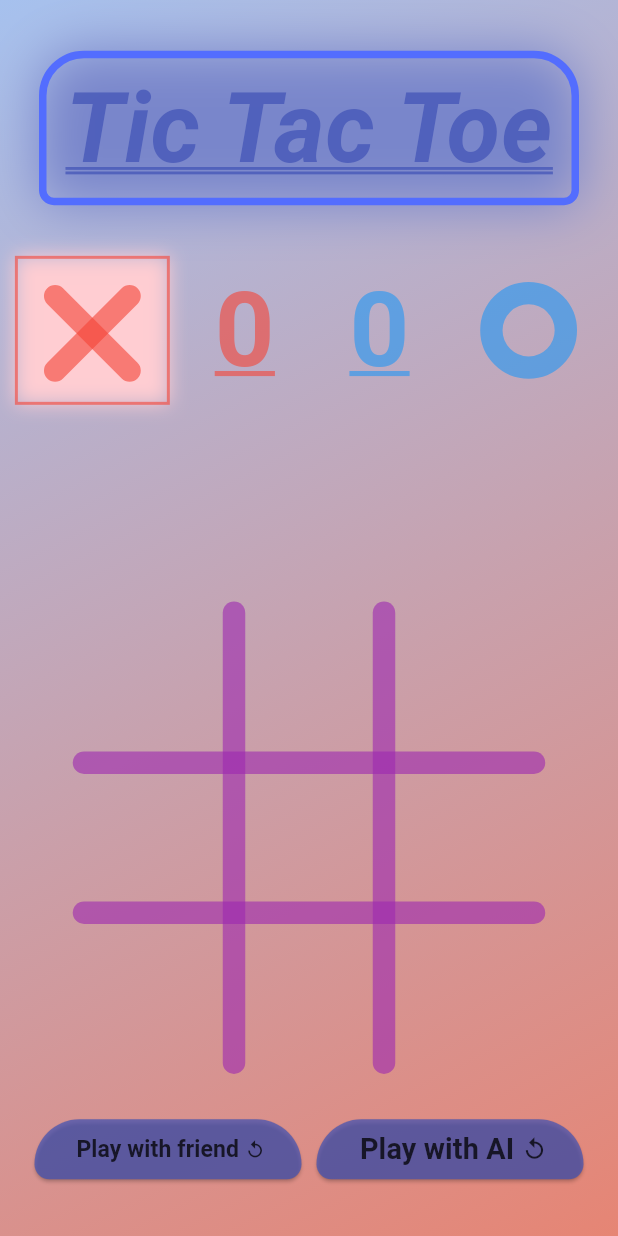
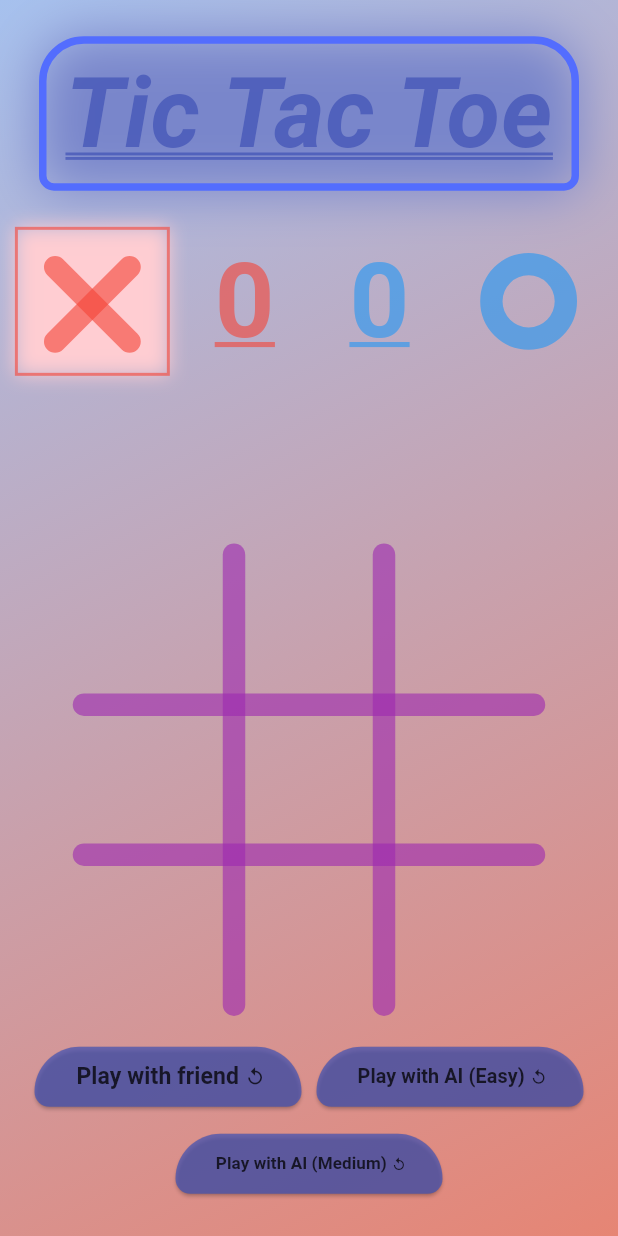
Before and after one commit to mdanisulh/tic-tac-toe, a Flutter app: the screen it shows after launch, on a phone screen of 412 x 824 dp. Run offline on Flutter 3.47's test engine with Material 2 defaults, Android fonts, the phone set to English and light mode, and no system bars.

Commit message:
added medium difficulty for single player mode

```diff
--- a/lib/home_screen.dart
+++ b/lib/home_screen.dart
@@ -40,6 +40,7 @@ class _MyHomePageState extends State<MyHomePage> {
     }
     userIsCross = !userIsCross;
     if (ai == 1) easyAI();
+    if (ai == 2) mediumAI();
     return SafeArea(
       child: Scaffold(
         body: Center(
@@ -57,6 +58,7 @@ class _MyHomePageState extends State<MyHomePage> {
               mainAxisAlignment: MainAxisAlignment.spaceEvenly,
               children: [
                 Container(
+                  //TIC TAC TOE
                   width: 360,
                   decoration: BoxDecoration(
                     border: Border.all(color: Colors.indigoAccent, width: 5),
@@ -89,6 +91,7 @@ class _MyHomePageState extends State<MyHomePage> {
                   ),
                 ),
                 FittedBox(
+                  //Points
                   child: SizedBox(
                     height: 100,
                     child: Row(
@@ -96,6 +99,7 @@ class _MyHomePageState extends State<MyHomePage> {
                       children: [
                         const SizedBox(height: 100, width: 10),
                         Container(
+                          //CROSS
                           decoration: userIsCross || winner == "Draw!"
                               ? BoxDecoration(
                                   border: Border.all(
@@ -113,6 +117,7 @@ class _MyHomePageState extends State<MyHomePage> {
                         ),
                         const SizedBox(height: 100, width: 30),
                         Text(
+                          //CROSS Points
                           player1.toString(),
                           style: TextStyle(
                             color: Colors.red.withOpacity(0.6),
@@ -124,6 +129,7 @@ class _MyHomePageState extends State<MyHomePage> {
                         ),
                         const SizedBox(height: 100, width: 50),
                         Text(
+                          //Nought Points
                           player2.toString(),
                           style: TextStyle(
                             color: Colors.blue.withOpacity(0.6),
@@ -135,6 +141,7 @@ class _MyHomePageState extends State<MyHomePage> {
                         ),
                         const SizedBox(height: 100, width: 30),
                         Container(
+                          //NOUGHT
                           decoration: !userIsCross || winner == "Draw!"
                               ? BoxDecoration(
                                   border: Border.all(
@@ -156,6 +163,7 @@ class _MyHomePageState extends State<MyHomePage> {
                   ),
                 ),
                 Text(
+                  //Winner Details
                   winner,
                   style: TextStyle(
                     color: winner == "Draw!"
@@ -186,6 +194,7 @@ class _MyHomePageState extends State<MyHomePage> {
                   ),
                 ),
                 FittedBox(
+                  //GRID
                   child: SizedBox(
                     width: 300,
                     height: 300,
@@ -205,8 +214,9 @@ class _MyHomePageState extends State<MyHomePage> {
                                   symbol[index] = userIsCross;
                                   setState(() {
                                     boxesFilled++;
-                                    if (check()) {
-                                      if (userIsCross) {
+                                    bool? gameOver = check();
+                                    if (gameOver != null) {
+                                      if (gameOver) {
                                         winner = "X Wins!";
                                         player1++;
                                       } else {
@@ -244,9 +254,13 @@ class _MyHomePageState extends State<MyHomePage> {
                   ),
                 ),
                 FittedBox(
-                  child: Row(
+                  //Play
+                  child: Column(
+                    children: [
+                      Row(
                         children: [
                           ElevatedButton(
+                            //Two Player
                             onPressed: () {
                               reset();
                               ai = 0;
@@ -266,7 +280,8 @@ class _MyHomePageState extends State<MyHomePage> {
                               width: 130,
                               child: FittedBox(
                                 child: Row(
-                              mainAxisAlignment: MainAxisAlignment.spaceEvenly,
+                                  mainAxisAlignment:
+                                      MainAxisAlignment.spaceEvenly,
                                   children: [
                                     Text(
                                       " Play with friend ",
@@ -287,6 +302,7 @@ class _MyHomePageState extends State<MyHomePage> {
                           ),
                           const SizedBox(width: 10),
                           ElevatedButton(
+                            //Single Player Easy
                             onPressed: () {
                               reset();
                               ai = 1;
@@ -306,10 +322,54 @@ class _MyHomePageState extends State<MyHomePage> {
                               width: 130,
                               child: FittedBox(
                                 child: Row(
+                                  mainAxisAlignment:
+                                      MainAxisAlignment.spaceEvenly,
+                                  children: [
+                                    Text(
+                                      " Play with AI (Easy) ",
+                                      style: TextStyle(
+                                        fontSize: 20,
+                                        fontWeight: FontWeight.w600,
+                                        color: Colors.black.withOpacity(0.75),
+                                      ),
+                                    ),
+                                    Icon(
+                                      Icons.replay,
+                                      color: Colors.black.withOpacity(0.75),
+                                    )
+                                  ],
+                                ),
+                              ),
+                            ),
+                          ),
+                        ],
+                      ),
+                      const SizedBox(height: 10),
+                      ElevatedButton(
+                        //Single Player Medium
+                        onPressed: () {
+                          reset();
+                          ai = 2;
+                        },
+                        style: ElevatedButton.styleFrom(
+                          backgroundColor: Colors.indigo.withOpacity(0.7),
+                          shape: const RoundedRectangleBorder(
+                            borderRadius: BorderRadius.only(
+                              topLeft: Radius.circular(75),
+                              bottomRight: Radius.circular(25),
+                              bottomLeft: Radius.circular(25),
+                              topRight: Radius.circular(75),
+                            ),
+                          ),
+                        ),
+                        child: SizedBox(
+                          width: 130,
+                          child: FittedBox(
+                            child: Row(
                               mainAxisAlignment: MainAxisAlignment.spaceEvenly,
                               children: [
                                 Text(
-                                  " Play with AI ",
+                                  " Play with AI (Medium) ",
                                   style: TextStyle(
                                     fontSize: 20,
                                     fontWeight: FontWeight.w600,
@@ -343,10 +403,48 @@ class _MyHomePageState extends State<MyHomePage> {
         random = Random().nextInt(9);
       } while (symbol[random] != null);
       symbol[random] = userIsCross;
+      setAI();
+    }
+  }
+
+  void mediumAI() {
+    if (!userIsCross && boxesFilled != 9) {
+      for (int i = 0; i < 9; i++) {
+        if (symbol[i] == null) {
+          symbol[i] = userIsCross;
+          if (check() == userIsCross) {
+            setAI();
+            return;
+          }
+          symbol[i] = null;
+        }
+      }
+      for (int i = 0; i < 9; i++) {
+        if (symbol[i] == null) {
+          symbol[i] = !userIsCross;
+          if (check() == !userIsCross) {
+            symbol[i] = userIsCross;
+            setAI();
+            return;
+          }
+          symbol[i] = null;
+        }
+      }
+      int random;
+      do {
+        random = Random().nextInt(9);
+      } while (symbol[random] != null);
+      symbol[random] = userIsCross;
+      setAI();
+    }
+  }
+
+  void setAI() {
     setState(() {
       boxesFilled++;
-        if (check()) {
-          if (userIsCross) {
+      bool? gameOver = check();
+      if (gameOver != null) {
+        if (gameOver) {
           winner = "X Wins!";
           player1++;
         } else {
@@ -362,7 +460,6 @@ class _MyHomePageState extends State<MyHomePage> {
       userIsCross = !userIsCross;
     });
   }
-  }
 
   void reset() {
     setState(() {
@@ -372,16 +469,16 @@ class _MyHomePageState extends State<MyHomePage> {
     });
   }
 
-  bool check() {
+  bool? check() {
     for (int i = 0; i < 8; i++) {
-      if ((symbol[winList[i][0]] == userIsCross) &&
+      if ((symbol[winList[i][0]] != null) &&
           (symbol[winList[i][0]] == symbol[winList[i][1]]) &&
           (symbol[winList[i][1]] == symbol[winList[i][2]])) {
         winStart = winList[i][0];
         winEnd = winList[i][2];
-        return true;
+        return symbol[winList[i][0]];
       }
     }
-    return false;
+    return null;
   }
 }
```
Lines whose indentation alone changed are shown as unchanged.
